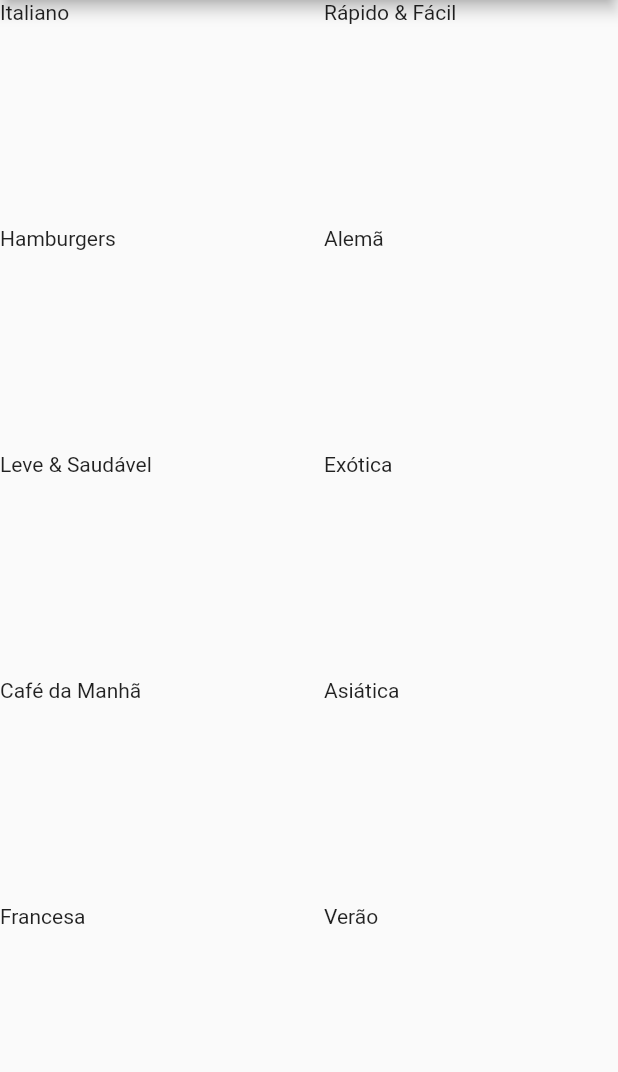
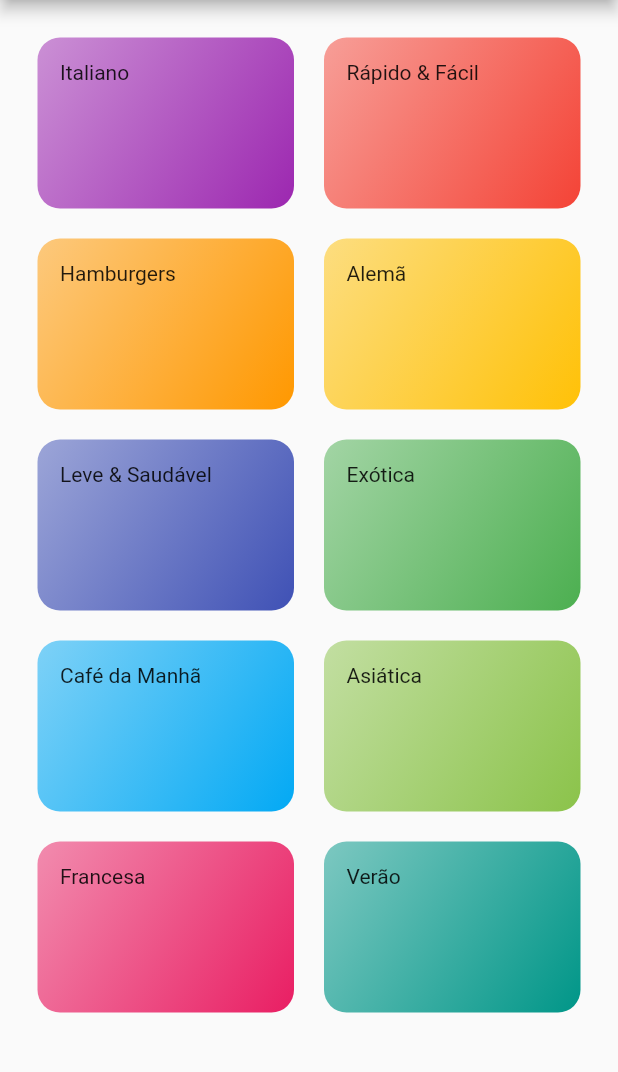
Before and after one commit to DeusdedithJhunior/App-Refeicoes-Receitas-Android-IOS, a Flutter app: the screen it shows after launch, on a phone screen of 412 x 824 dp, the part 84-1156 px from its top. Run offline on Flutter 3.47's test engine with Material 2 defaults, Android fonts, the phone set to English and light mode, and no system bars.

Commit message:
add fonts

```diff
--- a/AppMeals/meals/lib/components/category_item.dart
+++ b/AppMeals/meals/lib/components/category_item.dart
@@ -7,10 +7,22 @@ class CategoryItem extends StatelessWidget {
   //variavel que irá receber os atributos de classe category via parametro
   final Category category;
 
-  const CategoryItem({Key? key, required this.category}) : super(key: key);
+  const CategoryItem({
+    Key? key,
+    required this.category,
+  }) : super(key: key);
 
   @override
   Widget build(BuildContext context) {
-    return Text(category.title);
+    return Container(
+      padding: const EdgeInsets.all(15),
+      child: Text(category.title),
+      decoration: BoxDecoration(
+          borderRadius: BorderRadius.circular(15),
+          gradient: LinearGradient(
+              colors: [category.color.withOpacity(0.5), category.color],
+              begin: Alignment.topLeft,
+              end: Alignment.bottomRight)),
+    );
   }
 }
--- a/AppMeals/meals/lib/screens/categories_screen.dart
+++ b/AppMeals/meals/lib/screens/categories_screen.dart
@@ -13,6 +13,7 @@ class CategoriesScreen extends StatelessWidget {
         title: const Center(child: Text('Vamos Cozinhar?')),
       ),
       body: GridView(
+        padding: const EdgeInsets.all(25),
         gridDelegate: const SliverGridDelegateWithMaxCrossAxisExtent(
           maxCrossAxisExtent: 200,
           childAspectRatio: 3 / 2,
```
Also changed, not shown: AppMeals/meals/lib/main.dart (+0 -21 lines), AppMeals/meals/assets/fonts/Raleway-Black.ttf (added), AppMeals/meals/assets/fonts/Raleway-Bold.ttf (added), AppMeals/meals/assets/fonts/Raleway-Regular.ttf (added), AppMeals/meals/assets/fonts/RobotoCondensed-Bold.ttf (added), AppMeals/meals/assets/fonts/RobotoCondensed-Italic.ttf (added), AppMeals/meals/assets/fonts/RobotoCondensed-Light.ttf (added), AppMeals/meals/assets/fonts/RobotoCondensed-Regular.ttf (added).
